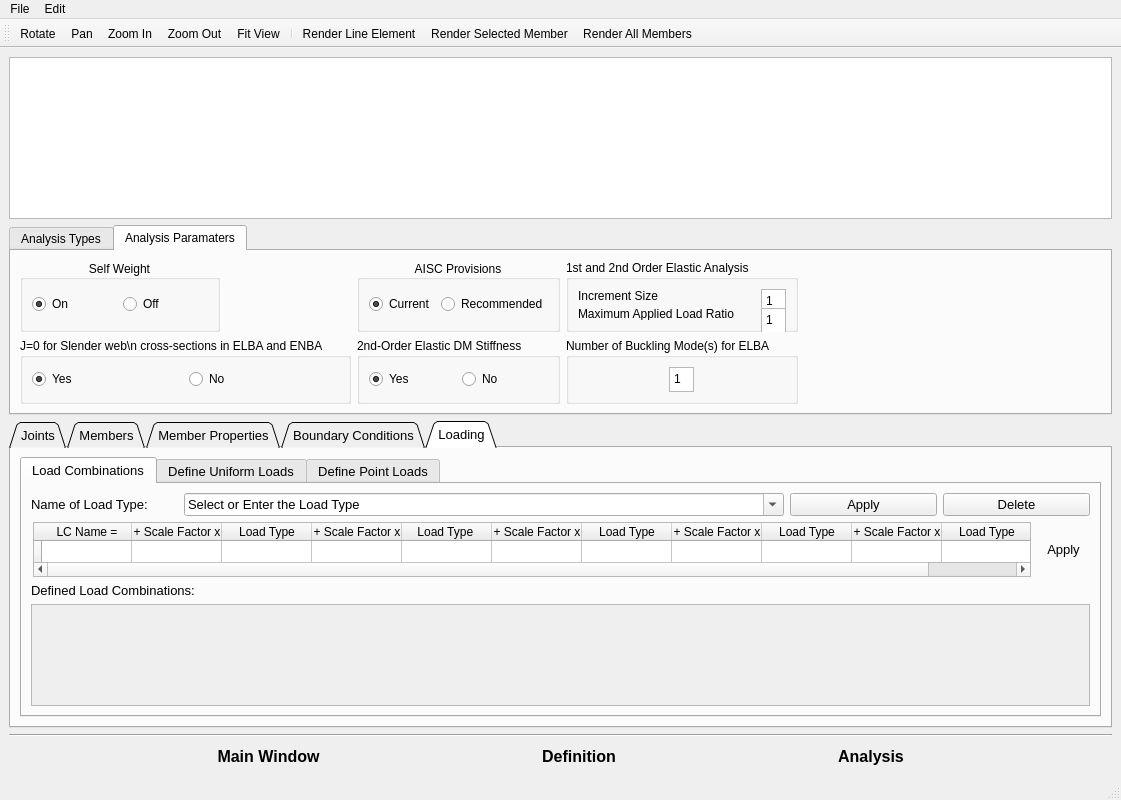
Before: the Qt Designer form GUI dev/Try1_Oguzhan/Sabre2 GUI/SABRE2-V3.ui in oguzhantogay/SABRE2_V2_local, drawn with Qt 5.
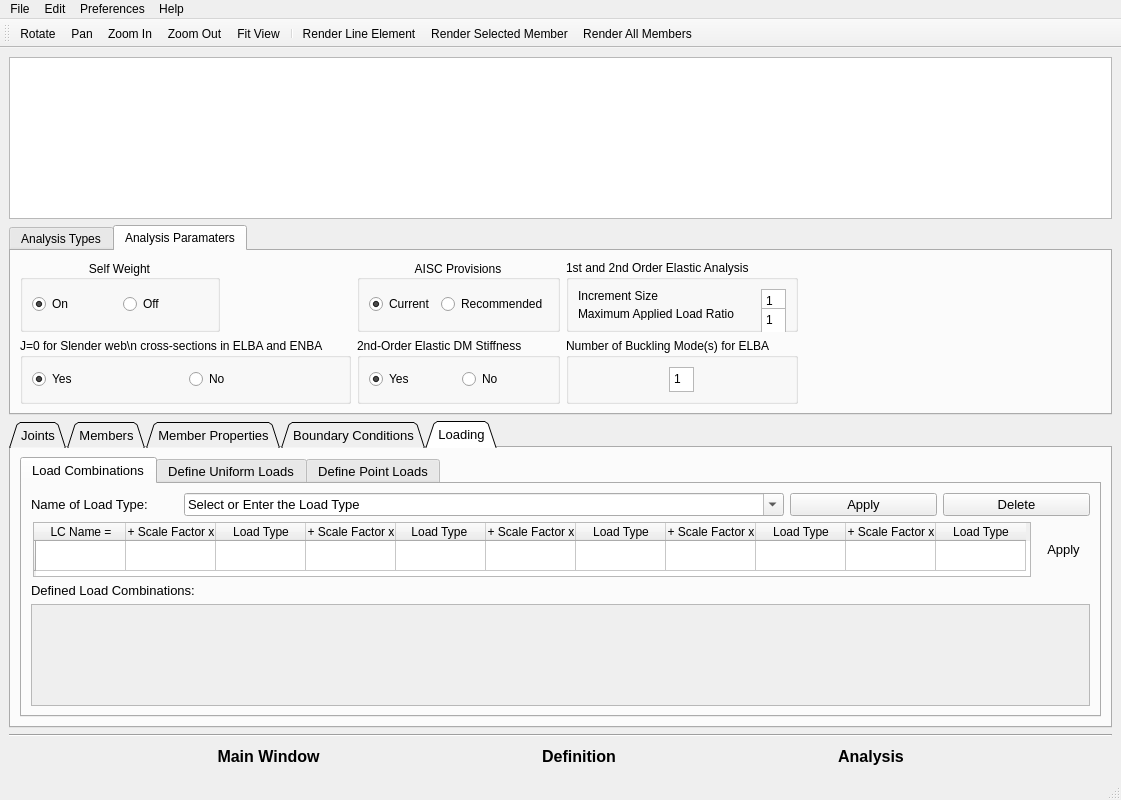
After: the same form once the commit is applied. The open tabs and pages were chosen to show the change. Icons and pictures are not drawn.

Patch:
```diff
--- a/GUI dev/Try1_Oguzhan/Sabre2 GUI/SABRE2-V3.ui
+++ b/GUI dev/Try1_Oguzhan/Sabre2 GUI/SABRE2-V3.ui
@@ -2436,7 +2436,7 @@
                 </attribute>
                 <row>
                  <property name="text">
-                  <string> </string>
+                  <string/>
                  </property>
                 </row>
                 <column>
@@ -3240,8 +3240,20 @@
      <string>Edit</string>
     </property>
    </widget>
+   <widget class="QMenu" name="menuPreferences">
+    <property name="title">
+     <string>Preferences</string>
+    </property>
+   </widget>
+   <widget class="QMenu" name="menuHelp">
+    <property name="title">
+     <string>Help</string>
+    </property>
+   </widget>
    <addaction name="menuFile"/>
    <addaction name="menuEdit"/>
+   <addaction name="menuPreferences"/>
+   <addaction name="menuHelp"/>
   </widget>
   <widget class="QStatusBar" name="statusbar"/>
   <widget class="QToolBar" name="toolBar">
```
